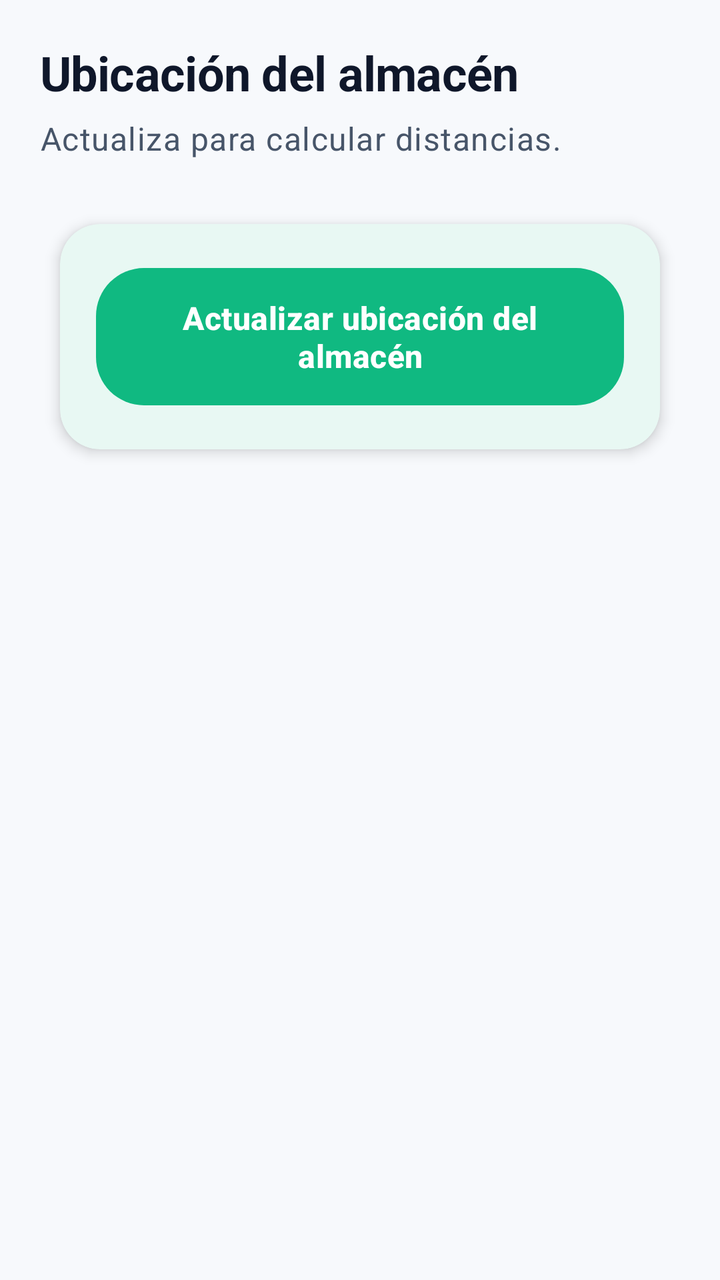
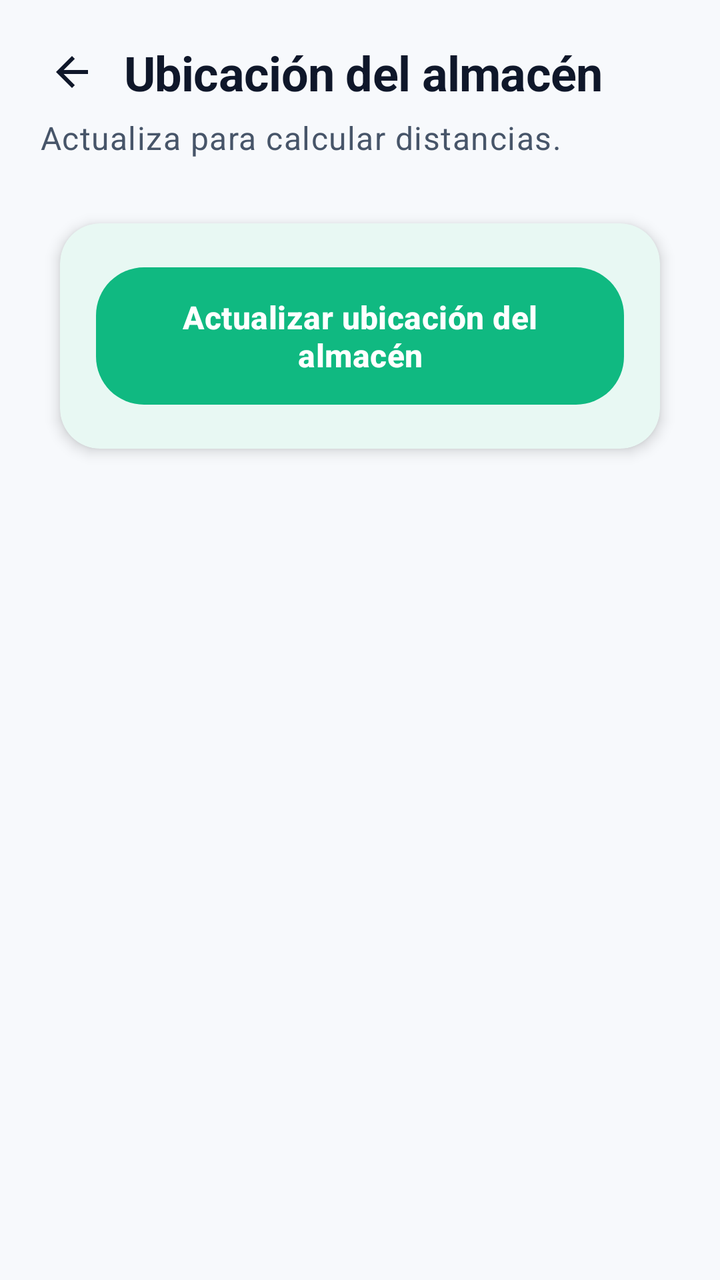

The first picture is an Android layout as it rendered before a commit; the second is the same layout after the commit. The layout source and the unified diff follow.
<!-- AndroidManifest.xml: application theme Theme.RutaAlmacen -->
<!-- res/layout/fragment_ubicacion.xml -->
<?xml version="1.0" encoding="utf-8"?>
<androidx.constraintlayout.widget.ConstraintLayout xmlns:android="http://schemas.android.com/apk/res/android"
    xmlns:app="http://schemas.android.com/apk/res-auto"
    android:id="@+id/contenedor_ubicacion"
    android:layout_width="match_parent"
    android:layout_height="match_parent"
    android:background="@color/fondo_app"
    android:padding="@dimen/margen_pantalla">

    <TextView
        android:id="@+id/texto_titulo_ubicacion"
        android:layout_width="0dp"
        android:layout_height="wrap_content"
        android:text="Ubicación del almacén"
        android:textAppearance="@style/TextAppearance.RutaAlmacen.Vendedor.TitleLarge"
        app:layout_constraintEnd_toEndOf="parent"
        app:layout_constraintStart_toStartOf="parent"
        app:layout_constraintTop_toTopOf="parent" />

    <TextView
        android:id="@+id/texto_detalle_ubicacion"
        android:layout_width="0dp"
        android:layout_height="wrap_content"
        android:layout_marginTop="@dimen/espacio_xs"
        android:text="Actualiza para calcular distancias."
        android:textAppearance="@style/TextAppearance.RutaAlmacen.Vendedor.BodyMedium"
        app:layout_constraintEnd_toEndOf="parent"
        app:layout_constraintStart_toStartOf="parent"
        app:layout_constraintTop_toBottomOf="@id/texto_titulo_ubicacion" />

    <com.google.android.material.card.MaterialCardView
        android:layout_width="0dp"
        android:layout_height="wrap_content"
        android:layout_marginTop="@dimen/espacio_lg"
        app:cardBackgroundColor="@color/fondo_card"
        app:cardCornerRadius="@dimen/radio_card"
        app:cardElevation="@dimen/elevacion_card"
        app:cardUseCompatPadding="true"
        app:strokeWidth="0dp"
        app:layout_constraintEnd_toEndOf="parent"
        app:layout_constraintStart_toStartOf="parent"
        app:layout_constraintTop_toBottomOf="@id/texto_detalle_ubicacion">

        <LinearLayout
            android:layout_width="match_parent"
            android:layout_height="wrap_content"
            android:orientation="vertical"
            android:padding="@dimen/padding_card">

            <com.google.android.material.button.MaterialButton
                android:id="@+id/boton_actualizar_ubicacion"
                android:layout_width="match_parent"
                android:layout_height="wrap_content"
                android:text="Actualizar ubicación del almacén"
                app:iconGravity="textStart" />
        </LinearLayout>
    </com.google.android.material.card.MaterialCardView>

</androidx.constraintlayout.widget.ConstraintLayout>
<!-- resources referenced by this layout -->
<resources>
  <color name="fondo_app">#FFF7F9FC</color>
  <color name="fondo_card">#FFFFFFFF</color>
  <dimen name="elevacion_card">4dp</dimen>
  <dimen name="espacio_lg">20dp</dimen>
  <dimen name="espacio_xs">6dp</dimen>
  <dimen name="margen_pantalla">20dp</dimen>
  <dimen name="padding_card">18dp</dimen>
  <dimen name="radio_card">20dp</dimen>
  <style name="TextAppearance.RutaAlmacen.Vendedor.BodyMedium" parent="TextAppearance.Material3.BodyLarge">
          <item name="android:textSize">@dimen/texto_cuerpo_lg</item>
          <item name="android:textColor">@color/texto_secundario</item>
      </style>
  <style name="TextAppearance.RutaAlmacen.Vendedor.TitleLarge" parent="TextAppearance.Material3.HeadlineMedium">
          <item name="android:textSize">@dimen/texto_titulo_xl</item>
          <item name="android:textColor">@color/texto_principal</item>
          <item name="android:textStyle">bold</item>
          <item name="android:letterSpacing">-0.01</item>
      </style>
  <style name="Theme.RutaAlmacen" parent="Base.Theme.RutaAlmacen" />
  <dimen name="texto_cuerpo_lg">16sp</dimen>
  <color name="texto_secundario">#FF475569</color>
  <dimen name="texto_titulo_xl">24sp</dimen>
  <color name="texto_principal">#FF0F172A</color>
  <color name="colorPrimary">#FF10B981</color>
  <color name="colorOnPrimary">#FFFFFFFF</color>
  <color name="colorPrimaryLight">#FFD1FAE5</color>
  <color name="texto_en_pastel">#FF0F766E</color>
  <color name="colorSecondary">#FFF59E0B</color>
  <color name="colorOnSecondary">#FFFFFFFF</color>
  <color name="colorSecondaryLight">#FFFEF3C7</color>
  <color name="colorTertiary">#FF6366F1</color>
  <color name="colorTertiaryLight">#FFE0E7FF</color>
  <color name="colorAccent">#FFEF4444</color>
  <color name="colorAccentLight">#FFFEE2E2</color>
  <color name="borde_sutil">#FFE2E8F0</color>
  <color name="divisor">#FFF1F5F9</color>
  <style name="Widget.RutaAlmacen.CardView" parent="Widget.Material3.CardView.Filled">
          <item name="cardCornerRadius">@dimen/radio_card</item>
          <item name="cardElevation">@dimen/elevacion_card</item>
          <item name="cardBackgroundColor">@color/fondo_card</item>
          <item name="strokeWidth">0dp</item>
          <item name="cardUseCompatPadding">true</item>
      </style>
  <style name="Widget.RutaAlmacen.Button" parent="Widget.Material3.Button">
          <item name="cornerRadius">@dimen/radio_boton</item>
          <item name="android:minHeight">@dimen/alto_boton</item>
          <item name="android:textSize">@dimen/texto_titulo_sm</item>
          <item name="android:textStyle">bold</item>
          <item name="android:letterSpacing">0.01</item>
          <item name="android:paddingTop">14dp</item>
          <item name="android:paddingBottom">14dp</item>
          <item name="android:textAllCaps">false</item>
          <item name="iconPadding">10dp</item>
      </style>
  <dimen name="radio_boton">24dp</dimen>
  <dimen name="alto_boton">56dp</dimen>
  <dimen name="texto_titulo_sm">16sp</dimen>
  <dimen name="radio_input">14dp</dimen>
  <!-- unchanged entries left out for length: 2 -->
</resources>

<!-- the commit's change to res/layout/fragment_ubicacion.xml (unified diff, before → after) -->
@@ -7,15 +7,28 @@
     android:background="@color/fondo_app"
     android:padding="@dimen/margen_pantalla">
 
+    <androidx.appcompat.widget.AppCompatImageButton
+        android:id="@+id/boton_volver_ubicacion"
+        android:layout_width="@dimen/ancho_icono_grande"
+        android:layout_height="@dimen/ancho_icono_grande"
+        android:background="?attr/selectableItemBackgroundBorderless"
+        android:contentDescription="Volver"
+        android:src="@drawable/ic_volver"
+        app:layout_constraintStart_toStartOf="parent"
+        app:layout_constraintTop_toTopOf="parent"
+        app:tint="@color/texto_principal" />
+
     <TextView
         android:id="@+id/texto_titulo_ubicacion"
         android:layout_width="0dp"
         android:layout_height="wrap_content"
+        android:layout_marginStart="@dimen/espacio_sm"
         android:text="Ubicación del almacén"
         android:textAppearance="@style/TextAppearance.RutaAlmacen.Vendedor.TitleLarge"
+        app:layout_constraintBottom_toBottomOf="@id/boton_volver_ubicacion"
         app:layout_constraintEnd_toEndOf="parent"
-        app:layout_constraintStart_toStartOf="parent"
-        app:layout_constraintTop_toTopOf="parent" />
+        app:layout_constraintStart_toEndOf="@id/boton_volver_ubicacion"
+        app:layout_constraintTop_toTopOf="@id/boton_volver_ubicacion" />
 
     <TextView
         android:id="@+id/texto_detalle_ubicacion"
@@ -26,7 +39,7 @@
         android:textAppearance="@style/TextAppearance.RutaAlmacen.Vendedor.BodyMedium"
         app:layout_constraintEnd_toEndOf="parent"
         app:layout_constraintStart_toStartOf="parent"
-        app:layout_constraintTop_toBottomOf="@id/texto_titulo_ubicacion" />
+        app:layout_constraintTop_toBottomOf="@id/boton_volver_ubicacion" />
 
     <com.google.android.material.card.MaterialCardView
         android:layout_width="0dp"
<!-- resource entries referenced after the edit -->
@@ -4,10 +4,22 @@
   <color name="fondo_card">#FFFFFFFF</color>
   <dimen name="elevacion_card">4dp</dimen>
   <dimen name="espacio_lg">20dp</dimen>
+  <dimen name="espacio_sm">10dp</dimen>
   <dimen name="espacio_xs">6dp</dimen>
   <dimen name="margen_pantalla">20dp</dimen>
   <dimen name="padding_card">18dp</dimen>
   <dimen name="radio_card">20dp</dimen>
+  <!-- drawable ic_volver (drawable) -->
+  <vector xmlns:android="http://schemas.android.com/apk/res/android"
+      android:width="24dp"
+      android:height="24dp"
+      android:viewportWidth="24"
+      android:viewportHeight="24"
+      android:tint="?attr/colorControlNormal">
+      <path
+          android:fillColor="@android:color/white"
+          android:pathData="M20,11H7.83l5.59,-5.59L12,4l-8,8 8,8 1.41,-1.41L7.83,13H20v-2z" />
+  </vector>
   <style name="TextAppearance.RutaAlmacen.Vendedor.BodyMedium" parent="TextAppearance.Material3.BodyLarge">
           <item name="android:textSize">@dimen/texto_cuerpo_lg</item>
           <item name="android:textColor">@color/texto_secundario</item>
@@ -23,6 +35,7 @@
   <color name="texto_secundario">#FF475569</color>
   <dimen name="texto_titulo_xl">24sp</dimen>
   <color name="texto_principal">#FF0F172A</color>
+  <dimen name="ancho_icono_grande">32dp</dimen>
   <color name="colorPrimary">#FF10B981</color>
   <color name="colorOnPrimary">#FFFFFFFF</color>
   <color name="colorPrimaryLight">#FFD1FAE5</color>
